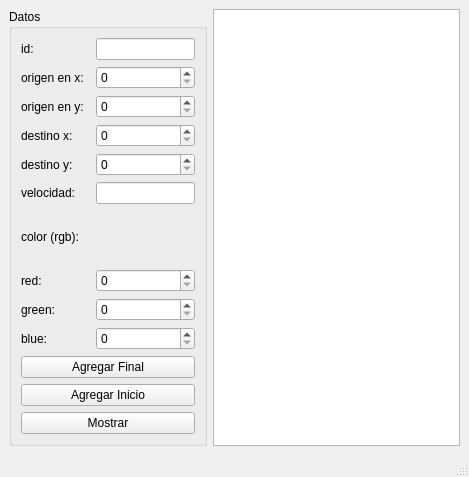
Qt form mainwindow.ui (EmmanuelPaniagua/act-11) before a commit.
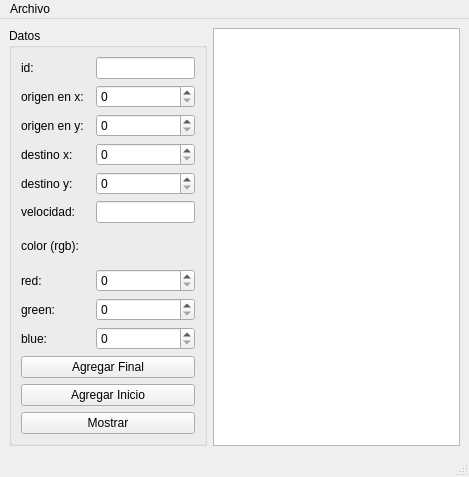
The same form after that commit.

Commit message: Añadí las opciones abrir y guardar, y las vinculé con un acceso directo

```diff
--- a/mainwindow.ui
+++ b/mainwindow.ui
@@ -184,6 +184,14 @@
      <height>21</height>
     </rect>
    </property>
+   <widget class="QMenu" name="menuArchivo">
+    <property name="title">
+     <string>Archivo</string>
+    </property>
+    <addaction name="actionAbrir"/>
+    <addaction name="actionGuardar"/>
+   </widget>
+   <addaction name="menuArchivo"/>
   </widget>
   <widget class="QStatusBar" name="statusbar"/>
  </widget>
```
Left out of the diff: 16 changed lines with no effect on the pictures.
